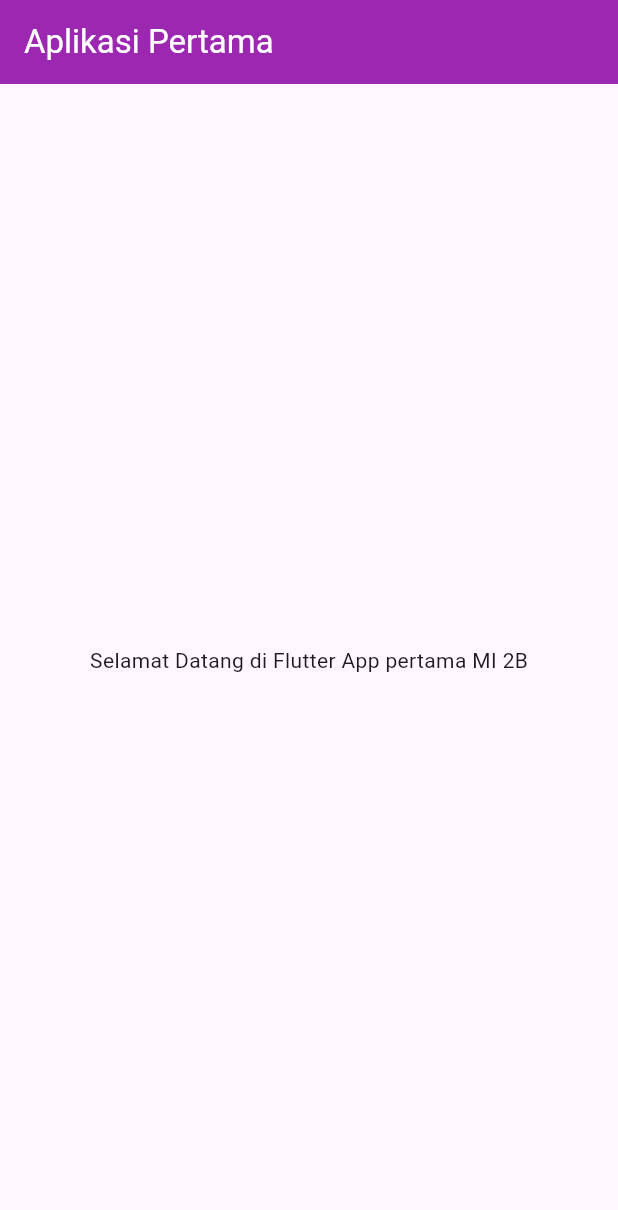
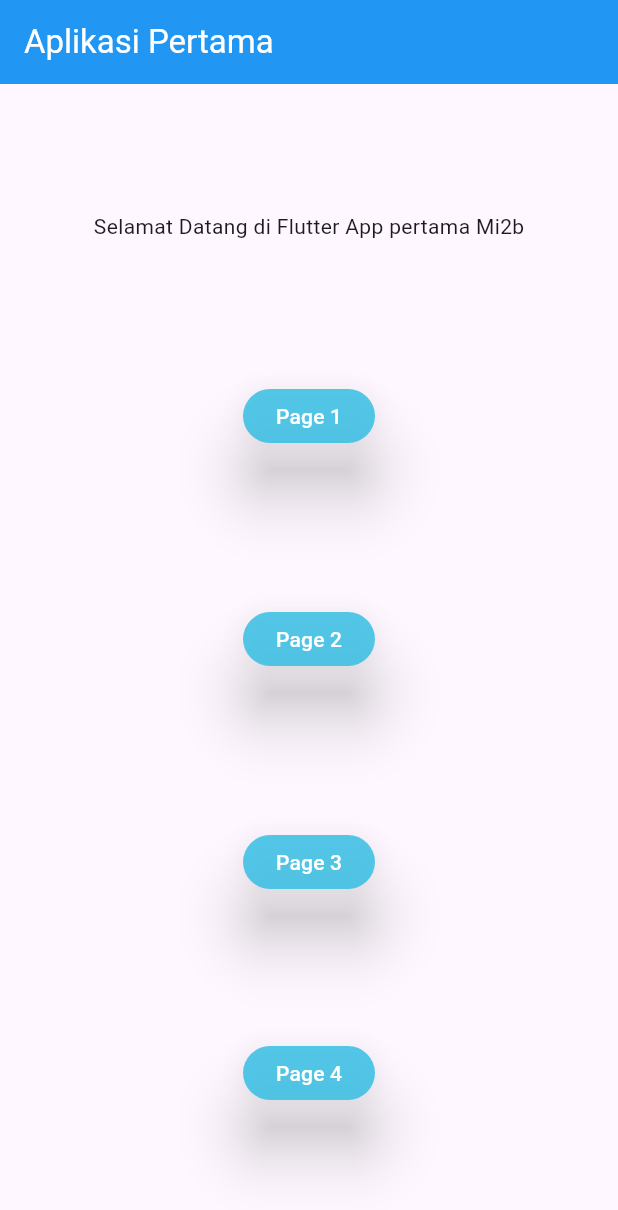
Before and after one commit to faniillahi24/project_flutter, a Flutter app: the screen it shows after launch, on a phone screen of 412 x 824 dp. Shown: the top 1210 px of the screen. Run offline on Flutter 3.47's test engine with Material 3 defaults, Android fonts, the phone set to English and light mode, and no system bars.

Commit message:
projct_flutter

```diff
--- a/lib/main.dart
+++ b/lib/main.dart
@@ -1,4 +1,9 @@
 import 'package:flutter/material.dart';
+import 'package:project_flutter/Screen/page_empat.dart';
+import 'package:project_flutter/Screen/page_satu.dart';
+import 'package:project_flutter/Screen/page_dua.dart';
+import 'package:project_flutter/Screen/page_tiga.dart';
+
 
 void main() {
   runApp(const MyApp());
@@ -29,6 +34,7 @@ class MyApp extends StatelessWidget {
         // This works for code too, not just values: Most code changes can be
         // tested with just a hot reload.
         colorScheme: ColorScheme.fromSeed(seedColor: Colors.deepPurple),
+        useMaterial3: true,
       ),
       home: const PageOne(),
       debugShowCheckedModeBanner: false,
@@ -44,17 +50,103 @@ class PageOne extends StatelessWidget {
   Widget build(BuildContext context) {
     return Scaffold(
       appBar: AppBar(
-        //appBar atau yang bertulisan kecil semua : properti dari sebuah widget
+        //appBar : properti dari sebuah widget
         //AppBar : widget
-        title: Text('Aplikasi Pertama',
-        style: TextStyle(color: Colors.white),
-      ),
-        backgroundColor: Colors.purple,
+
+        title: Text(
+          'Aplikasi Pertama',
+          style: TextStyle(color: Colors.white),
+        ),
+        backgroundColor: Colors.blue,
       ),
       body: Center(
-        child: Text("Selamat Datang di Flutter App pertama MI 2B"),
-        //child : cuma bisa menampung 1 widget
-        //children : bisa menampung banyak widget
+        child: Column(
+          mainAxisAlignment: MainAxisAlignment.spaceEvenly,
+          crossAxisAlignment: CrossAxisAlignment.center,
+          children: [
+            Text("Selamat Datang di Flutter App pertama Mi2b"),
+            Padding(
+              padding: const EdgeInsets.all(8.0),
+              child: MaterialButton(onPressed: (){
+                Navigator.push(context, MaterialPageRoute(builder: (context)
+                => PageSatu()
+                ));
+              },
+                elevation: 18.0,
+                shape: RoundedRectangleBorder(borderRadius: BorderRadius.circular(20)),
+                //ini untuk pindah page
+                //color: Colors.purple,
+                color: Color(0xD12FBDE3),
+                clipBehavior: Clip.antiAlias,
+                //ini untuk pindah page
+                //color: Colors.purple,
+                child: Text('Page 1',
+                  style: TextStyle(fontSize: 14, color: Colors.white ),
+                ),
+              ),
+            ),
+
+            Padding(
+              padding: const EdgeInsets.all(8.0),
+              child: MaterialButton(onPressed: (){
+                Navigator.push(context, MaterialPageRoute(builder: (context)
+                => PageDua()
+                ));
+              },
+                elevation: 18.0,
+                shape: RoundedRectangleBorder(borderRadius: BorderRadius.circular(20)),
+                //ini untuk pindah page
+                //color: Colors.purple,
+                color: Color(0xD12FBDE3),
+                clipBehavior: Clip.antiAlias,
+                child: Text('Page 2',
+                  style: TextStyle(fontSize: 14, color: Colors.white ),
+                ),
+              ),
+            ),
+            Padding(
+              padding: const EdgeInsets.all(8.0),
+              child: MaterialButton(onPressed: (){
+                Navigator.push(context, MaterialPageRoute(builder: (context)
+                => PageTiga()
+                ));
+              },
+                elevation: 18.0,
+                shape: RoundedRectangleBorder(borderRadius: BorderRadius.circular(20)),
+                //ini untuk pindah page
+                //color: Colors.purple,
+                color: Color(0xD12FBDE3),
+                clipBehavior: Clip.antiAlias,
+                //ini untuk pindah page
+                //color: Colors.purple,
+                child: Text('Page 3',
+                  style: TextStyle(fontSize: 14, color: Colors.white ),
+                ),
+              ),
+            ),
+
+        MaterialButton(onPressed: (){
+          Navigator.push(context, MaterialPageRoute(builder: (context)
+          => PageEmpat()
+          ));
+        },
+          elevation: 18.0,
+          shape: RoundedRectangleBorder(borderRadius: BorderRadius.circular(20)),
+          //ini untuk pindah page
+          //color: Colors.purple,
+          color: Color(0xD12FBDE3),
+          clipBehavior: Clip.antiAlias,
+          //ini untuk pindah page
+          //color: Colors.purple,
+          child: Text('Page 4',
+            style: TextStyle(fontSize: 14, color: Colors.white ),
+          ),
+        ),
+          ],
+        ),
+
+        //child :  cuma bisa nampung 1 widget
+        //children : bisa nampung beberapa widget
       ),
     );
   }
```
Also changed, not shown: lib/Screen/page_dua.dart (added, +26 -0 lines), lib/Screen/page_empat.dart (added, +28 -0 lines), lib/Screen/page_satu.dart (added, +19 -0 lines), lib/Screen/page_tiga.dart (added, +53 -0 lines).
